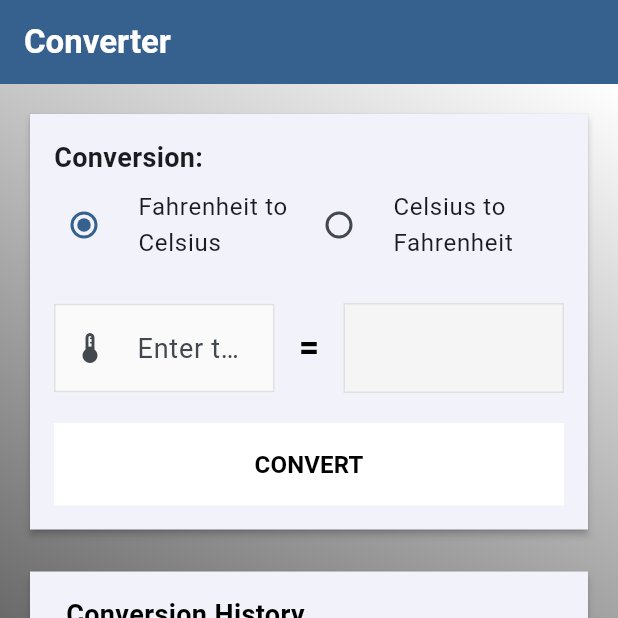
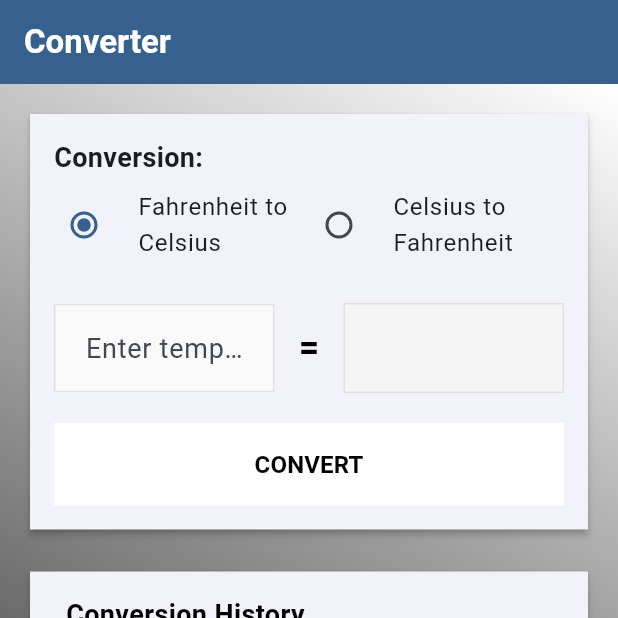
Before and after one commit to louistona/temperature-conversion, a Flutter app: the screen it shows after launch, on a phone screen of 412 x 824 dp, the top half of it. Run offline on Flutter 3.47's test engine with Material 3 defaults, Android fonts, the phone set to English and light mode, and no system bars; Roboto replaces fonts that are missing (Times New Roman).

Commit message:
App Finalisation

```diff
--- a/temp_convert/lib/screens/operation_section.dart
+++ b/temp_convert/lib/screens/operation_section.dart
@@ -17,7 +17,6 @@ class OperationSection extends StatelessWidget {
   Widget build(BuildContext context) {
     return Row(
       children: [
-        // Input field
         Expanded(
           child: TextField(
             controller: inputController,
@@ -34,7 +33,6 @@ class OperationSection extends StatelessWidget {
                 borderRadius: BorderRadius.zero,
                 borderSide: BorderSide(color: Colors.grey.shade300),
               ),
-              prefixIcon: const Icon(Icons.thermostat_outlined),
               contentPadding: const EdgeInsets.symmetric(
                 horizontal: 16,
                 vertical: 16,
@@ -46,7 +44,6 @@ class OperationSection extends StatelessWidget {
           ),
         ),
 
-        // Equals sign with animation
         Padding(
           padding: const EdgeInsets.symmetric(horizontal: 16.0),
           child: AnimatedSwitcher(
```
Also changed, not shown: temp_convert/flutter_01.png.
